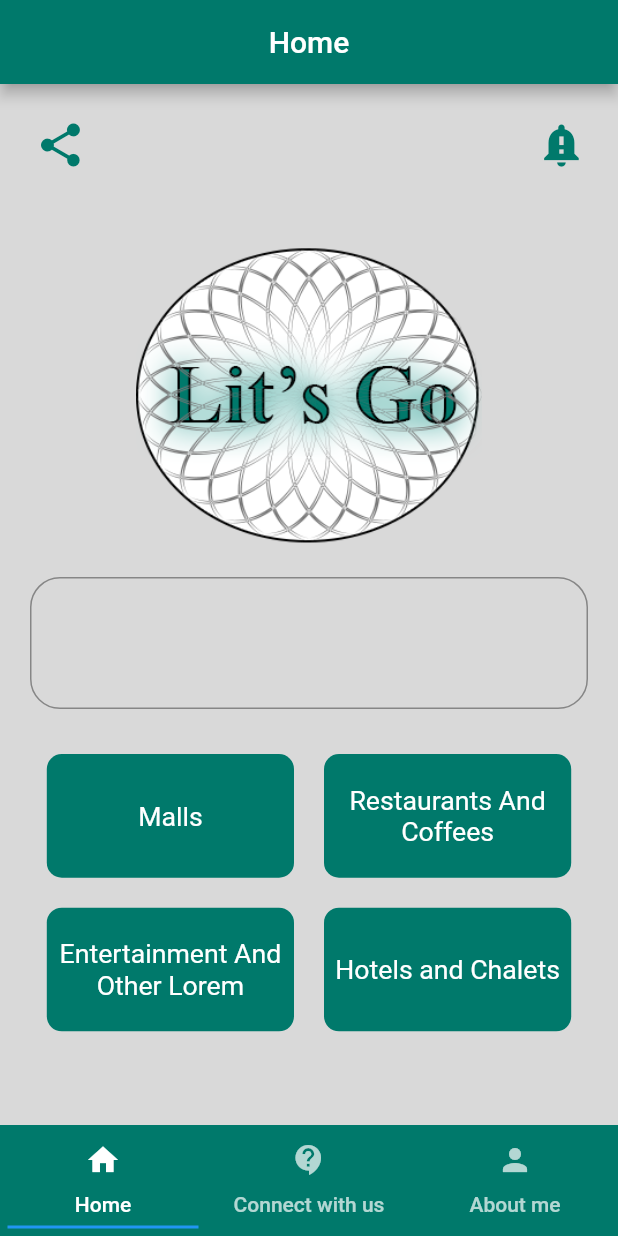
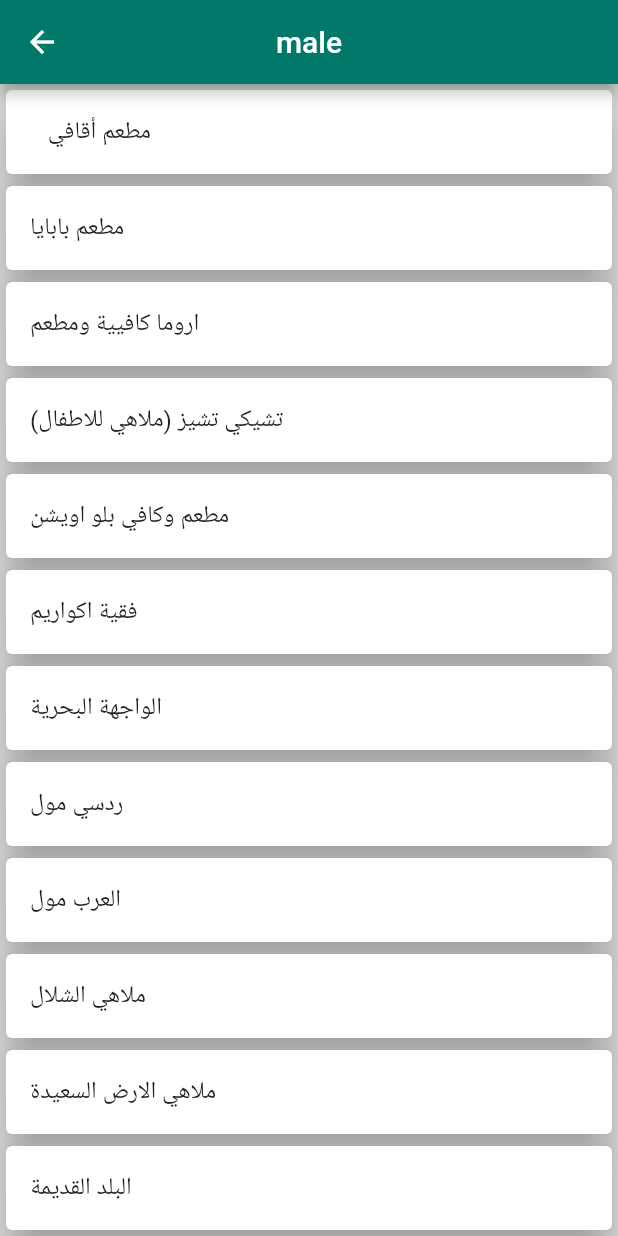
Before and after one commit to A-T-F-10/Heping_needy, a Flutter app: the HomePage screen opened directly, after a tap on "Malls", on a phone screen of 412 x 824 dp. Run offline on Flutter 3.47's test engine with Material 2 defaults, Android fonts, the phone set to English and light mode, and no system bars; our stand-ins replace email_validator, firebase_auth, firebase_core, get, shared_preferences, toggle_switch; accounts and stored records are empty.

Commit message:
start pleases page

```diff
--- a/lib/models/info/info.dart
+++ b/lib/models/info/info.dart
@@ -1,6 +1,5 @@
 import 'package:flutter/material.dart';
 
-class Info {
 List<String> url = [
   "https://g.page/AgaveKSA?share",
   "https://g.page/papayaksa?share",
@@ -134,4 +133,3 @@
   "Queens",
   "كابانا",
 ];
-}
--- a/lib/pages/home_containt_page.dart
+++ b/lib/pages/home_containt_page.dart
@@ -1,6 +1,7 @@
 import 'package:flutter/material.dart';
 import 'package:holping_needy_project/core/utils/size_confg.dart';
 import 'package:holping_needy_project/localization/t_key_v.dart';
+import 'package:holping_needy_project/pages/pleases.dart';
 import '../core/utils/colors.dart';
 
 class HomeContaintPage extends StatelessWidget {
@@ -73,7 +74,10 @@
           width: SizeConfig.screenWidth! * 10,
           child: Row(
             children: [
-              places(TKeys.malls.translate(context), () {}),
+              places(TKeys.malls.translate(context), () {
+                Navigator.of(context)
+                    .push(MaterialPageRoute(builder: (context) => Pleases()));
+              }),
               places(TKeys.restaurantsAndCoffees.translate(context), () {})
             ],
             mainAxisAlignment: MainAxisAlignment.center,
--- /dev/null
+++ b/lib/pages/pleases.dart
@@ -0,0 +1,32 @@
+import 'package:flutter/material.dart';
+import 'package:holping_needy_project/localization/t_key_v.dart';
+import 'package:holping_needy_project/models/info/info.dart';
+import 'package:holping_needy_project/pages/info_please.dart';
+
+class Pleases extends StatelessWidget {
+  const Pleases({Key? key}) : super(key: key);
+
+  @override
+  Widget build(BuildContext context) {
+    return Scaffold(
+        appBar: AppBar(
+          centerTitle: true,
+          title: Text(TKeys.male.translate(context)),
+        ),
+        body: ListView.builder(
+          itemCount: nameIfon.length,
+          itemBuilder: (context, itme) {
+            return Card(
+              elevation: 10,
+              child: ListTile(
+                onTap: () {
+                  Navigator.of(context)
+                      .push(MaterialPageRoute(builder: (__) => InofPlease()));
+                },
+                title: Text(nameIfon[itme]),
+              ),
+            );
+          },
+        ));
+  }
+}
```
Also changed, not shown: lib/main.dart (+2 -11 lines), lib/pages/info_please.dart (added, +25 -0 lines). Lines whose indentation alone changed are shown as unchanged.
